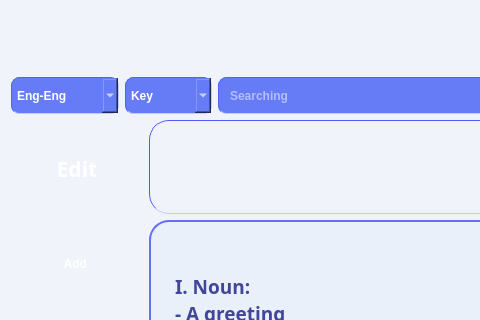
The window that homescreen.ui (OHonSam/CS163_Group2_Dictionary) describes before a commit, drawn with Qt 5; both pictures show x 0 to 480 and y 0 to 320 of the 1143 by 729 pixel window.
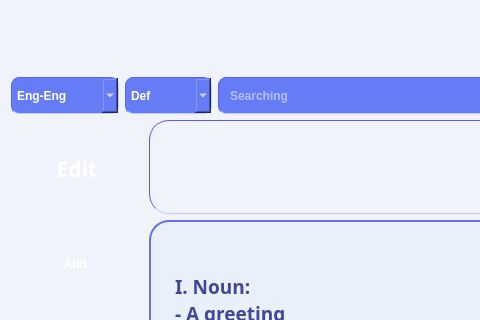
The same window after the commit. Icons and pictures are not drawn.

Diff of the .ui file:
```diff
--- a/homescreen.ui
+++ b/homescreen.ui
@@ -123,7 +123,7 @@
        </property>
        <item>
         <property name="text">
-         <string>Key</string>
+         <string>Def</string>
         </property>
        </item>
        <item>
```
Left out of the diff: 2 changed lines with no effect on the pictures.
